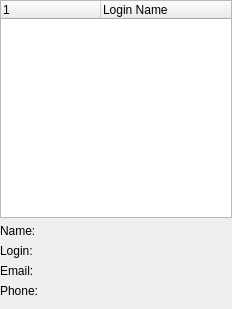
Before: the Qt Designer form FWAdminLib/AdminsOnlineDlg.ui in fw-dev/translations, drawn with Qt 5.
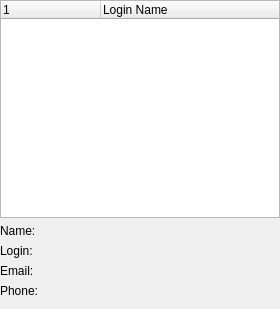
After: the same form once the commit is applied. Custom widgets are drawn as their Qt base class.

```diff
--- a/FWAdminLib/AdminsOnlineDlg.ui
+++ b/FWAdminLib/AdminsOnlineDlg.ui
@@ -6,10 +6,16 @@
    <rect>
     <x>0</x>
     <y>0</y>
-    <width>232</width>
+    <width>280</width>
     <height>309</height>
    </rect>
   </property>
+  <property name="minimumSize">
+   <size>
+    <width>280</width>
+    <height>0</height>
+   </size>
+  </property>
   <property name="windowTitle">
    <string>Online Administrators</string>
   </property>
```
